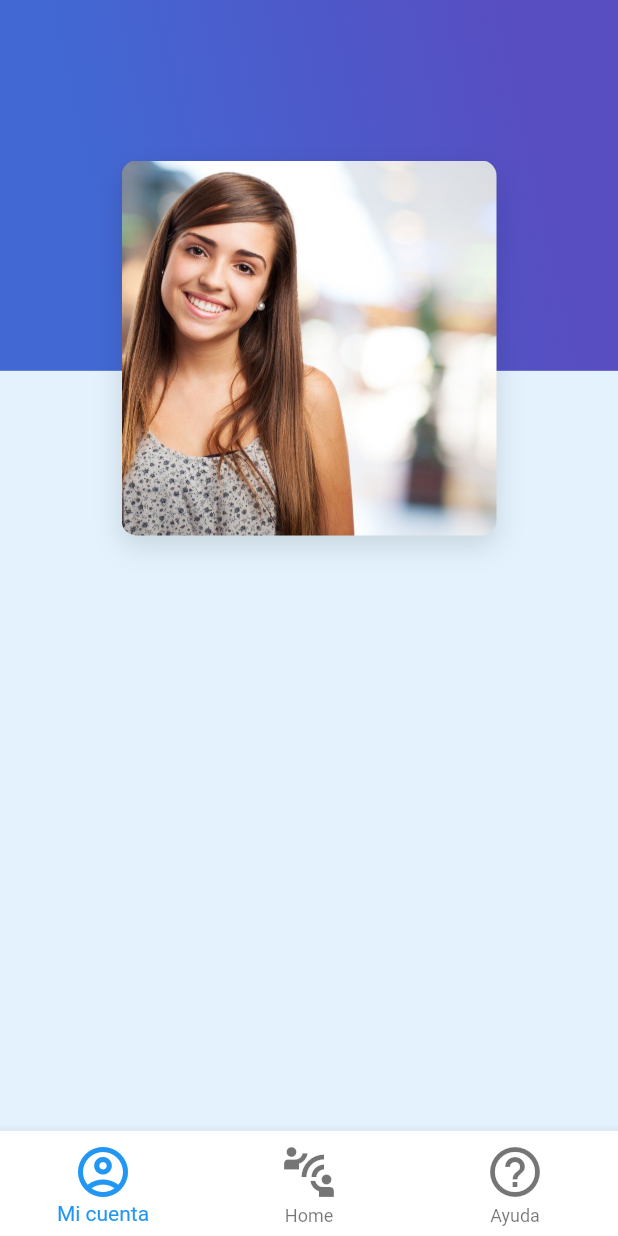
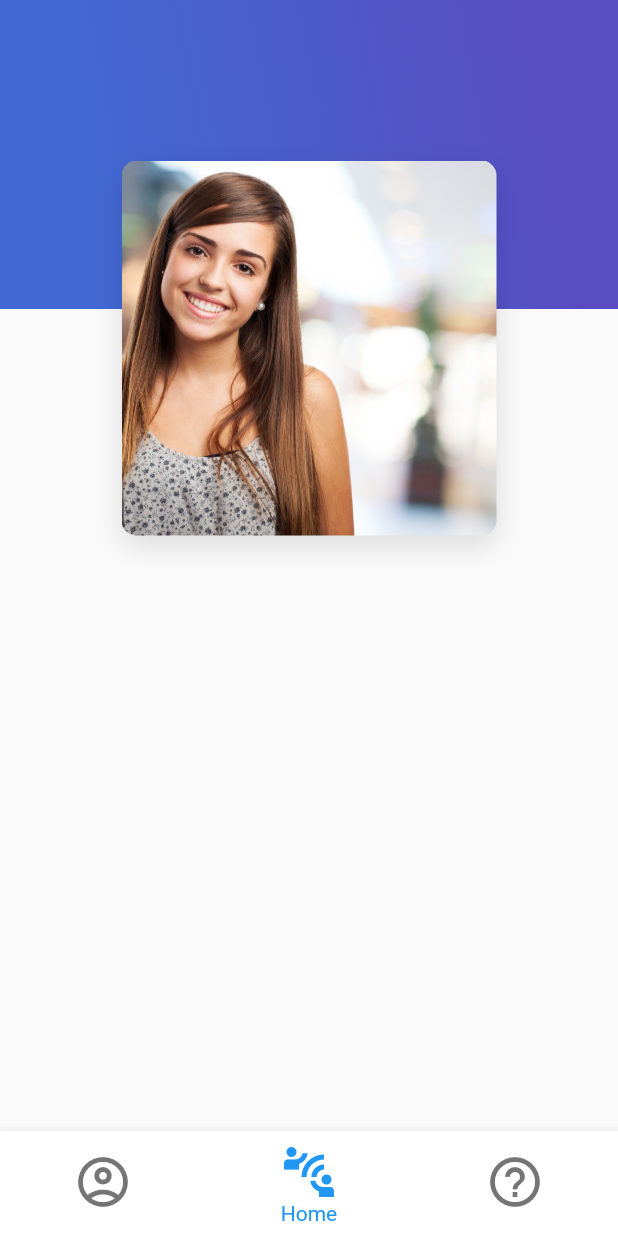
Before and after one commit to GeralPinzon/GestureApp, a Flutter app: the Home screen opened by its route, on a phone screen of 412 x 824 dp. Run offline on Flutter 3.47's test engine with Material 2 defaults, Android fonts, the phone set to English and light mode, and no system bars.

Commit message:
Se arreglo navbar, y se agrego archivo translate

```diff
--- a/lib/main.dart
+++ b/lib/main.dart
@@ -21,7 +21,7 @@ class MyApp extends StatelessWidget {
         primarySwatch: Colors.blue,
         visualDensity: VisualDensity.adaptivePlatformDensity,
       ),
-      initialRoute: 'principal',
+      initialRoute: 'myAccount',
       routes: routes,
     );
   }
--- a/lib/pages/home.dart
+++ b/lib/pages/home.dart
@@ -1,60 +1,42 @@
+import 'package:GestureApp/constant/constant.dart';
+import 'package:GestureApp/pages/my-account.dart';
+import 'package:GestureApp/pages/register.dart';
+import 'package:GestureApp/pages/translate.dart';
 import 'package:flutter/material.dart';
 import 'package:flutter/cupertino.dart';
 
-class Home extends StatelessWidget {
+class Home extends StatefulWidget {
+  @override
+  _HomeState createState() => _HomeState();
+}
+
+class _HomeState extends State<Home> {
+  int indexTap = 1;
+  final List<Widget> widgetsChildren = [MyAccount(), Translate(), Register()];
+
+  void onTapTapped(int index) {
+    setState(() {
+      //controlar estado widget
+      indexTap = index;
+    });
+  }
+
   @override
   Widget build(BuildContext context) {
     return Scaffold(
       backgroundColor: Color(0xFFE3F2FD),
-      body: Column(
-        children: [
-          Stack(
-            children: [
-              Container(
-                height: MediaQuery.of(context).size.height * 0.3,
-                width: MediaQuery.of(context).size.width,
-                decoration: BoxDecoration(
-                  gradient: LinearGradient(
-                    colors: [Color(0xFF4268D3), Color(0xFF584DC1)],
-                    begin: FractionalOffset(0.2, 0.9),
-                    end: FractionalOffset(1.0, 0.6),
-                    stops: [0.0, 0.9],
-                    tileMode: TileMode.clamp,
-                  ),
-                ),
-              ),
-              Center(
-                heightFactor: 1.6,
-                child: Container(
-                  margin: EdgeInsets.all(20),
-                  width: 250,
-                  height: 250,
-                  decoration: BoxDecoration(
-                    image: DecorationImage(
-                      fit: BoxFit.cover,
-                      image: AssetImage('assets/images/laura.jpg'),
-                    ),
-                    borderRadius: BorderRadius.all(Radius.circular(10.0)),
-                    shape: BoxShape.rectangle,
-                    boxShadow: <BoxShadow>[
-                      BoxShadow(
-                          color: Colors.black12,
-                          blurRadius: 15.0,
-                          offset: Offset(0.0, 7.0))
-                    ],
-                  ),
-                ),
-              ),
-            ],
-          ),
-        ],
-      ),
+      body: widgetsChildren[indexTap],
       bottomNavigationBar: Theme(
         data: Theme.of(context).copyWith(
           canvasColor: Colors.white,
           primaryColor: Colors.deepPurple,
         ),
-        child: BottomNavigationBar(onTap: (value) => {}, items: [
+        child: BottomNavigationBar(
+          onTap: onTapTapped,
+          currentIndex: indexTap,
+          elevation: elevationButton,
+          showUnselectedLabels: false,
+          items: [
             BottomNavigationBarItem(
               icon: Icon(
                 Icons.account_circle_outlined,
@@ -91,7 +73,8 @@ class Home extends StatelessWidget {
                 ),
               ),
             ),
-        ]),
+          ],
+        ),
       ),
     );
   }
--- /dev/null
+++ b/lib/pages/translate.dart
@@ -0,0 +1,52 @@
+import 'package:flutter/material.dart';
+
+class Translate extends StatelessWidget {
+  @override
+  Widget build(BuildContext context) {
+    return Scaffold(
+      body: Column(
+        children: [
+          Stack(
+            children: [
+              Container(
+                height: MediaQuery.of(context).size.height * 0.25,
+                width: MediaQuery.of(context).size.width,
+                decoration: BoxDecoration(
+                  gradient: LinearGradient(
+                    colors: [Color(0xFF4268D3), Color(0xFF584DC1)],
+                    begin: FractionalOffset(0.2, 0.9),
+                    end: FractionalOffset(1.0, 0.6),
+                    stops: [0.0, 0.9],
+                    tileMode: TileMode.clamp,
+                  ),
+                ),
+              ),
+              Center(
+                heightFactor: 1.6,
+                child: Container(
+                  margin: EdgeInsets.all(20),
+                  width: 250,
+                  height: 250,
+                  decoration: BoxDecoration(
+                    image: DecorationImage(
+                      fit: BoxFit.cover,
+                      image: AssetImage('assets/images/laura.jpg'),
+                    ),
+                    borderRadius: BorderRadius.all(Radius.circular(10.0)),
+                    shape: BoxShape.rectangle,
+                    boxShadow: <BoxShadow>[
+                      BoxShadow(
+                          color: Colors.black12,
+                          blurRadius: 15.0,
+                          offset: Offset(0.0, 7.0))
+                    ],
+                  ),
+                ),
+              ),
+            ],
+          ),
+        ],
+      ),
+    );
+  }
+}
```
Also changed, not shown: lib/pages/my-account.dart (+37 -4 lines). Lines whose indentation alone changed are shown as unchanged.
